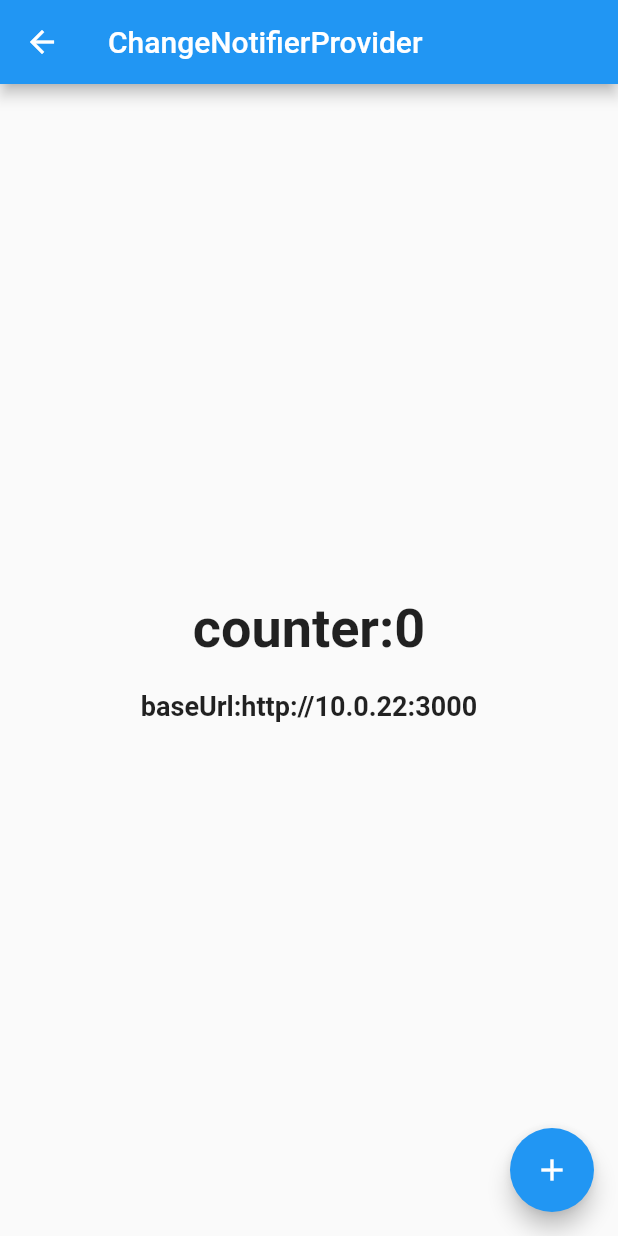
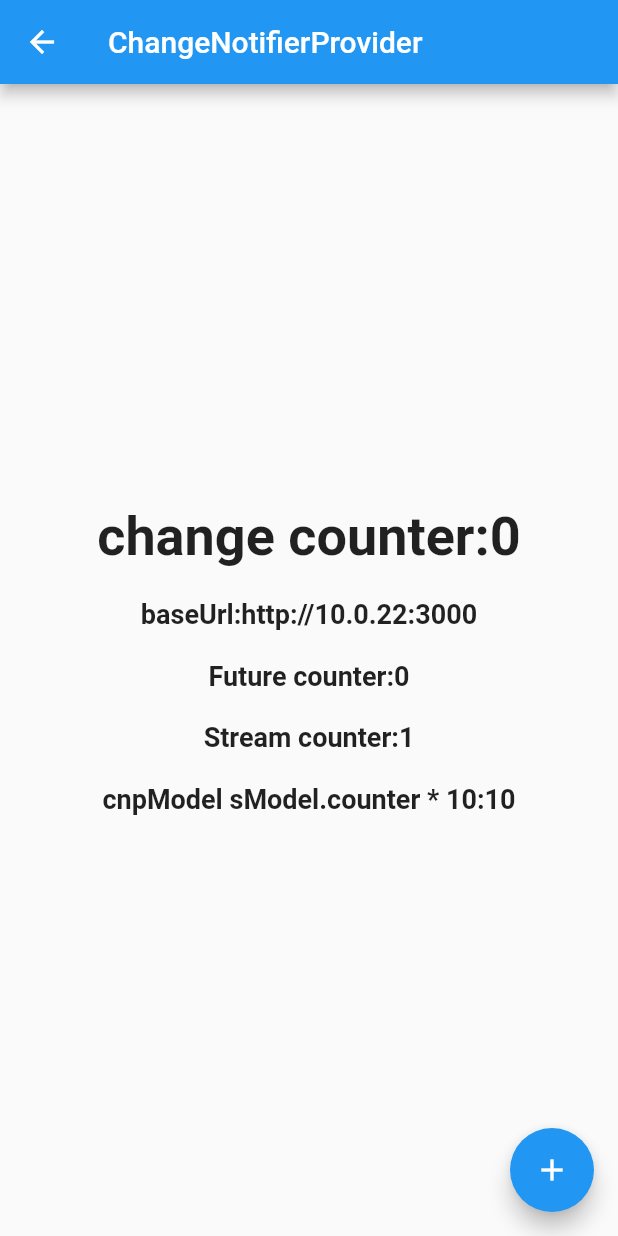
Before and after one commit to kicok/flutter_vairous_proivder, a Flutter app: the screen it shows after launch, after a tap on "ChangeNotifierProxyProvider", on a phone screen of 412 x 824 dp. Run offline on Flutter 3.47's test engine with Material 2 defaults, Android fonts, the phone set to English and light mode, and no system bars.

Commit message:
ChangeNotifierProxyProvider3

```diff
--- a/lib/main.dart
+++ b/lib/main.dart
@@ -29,13 +29,6 @@ class MyApp extends StatelessWidget {
         ChangeNotifierProvider(
           create: (_) => ChangeNotifierModel(),
         ),
-        ChangeNotifierProxyProvider<ProviderModel, ChangeNotifierProxyModel>(
-          create: (_) => ChangeNotifierProxyModel(),
-          update: (context, provModel, cnpModel) {
-            cnpModel.provModel = provModel;
-            return cnpModel;
-          },
-        ),
         ChangeNotifierProvider<ValueNotifier<int>>(
           create: (_) => ValueNotifier<int>(0),
         ),
@@ -51,8 +44,22 @@ class MyApp extends StatelessWidget {
           create: (_) => futuerProviderFunc(),
         ),
         StreamProvider<StreamProviderModel>(
-            initialData: StreamProviderModel(counter: 0),
-            create: (_) => streamProviderFunc()),
+          initialData: StreamProviderModel(counter: 0),
+          create: (_) => streamProviderFunc(),
+        ),
+
+        //FutureProvider와 StreamProvider가 끝난뒤에 실행되어야 하므로코드위치를 아래로 옮긴다
+        //FutureProvider와 StreamProvider의 initialData가 정의되어있지 않으면 error발생.
+        ChangeNotifierProxyProvider3<ProviderModel, FutureProviderModel,
+            StreamProviderModel, ChangeNotifierProxyModel>(
+          create: (_) => ChangeNotifierProxyModel(),
+          update: (context, provModel, fModel, sModel, cnpModel) {
+            cnpModel.provModel = provModel;
+            cnpModel.fModel = fModel;
+            cnpModel.sModel = sModel;
+            return cnpModel;
+          },
+        ),
       ],
       child: MaterialApp(
         title: 'Flutter Demo',
--- a/lib/providers/changenotifier_proxyprovider_model.dart
+++ b/lib/providers/changenotifier_proxyprovider_model.dart
@@ -1,5 +1,8 @@
 import 'package:flutter/foundation.dart';
-import 'package:various_providers/providers/provider_model.dart';
+
+import '../providers/futureprovider_model.dart';
+import '../providers/provider_model.dart';
+import '../providers/streamprovider_model.dart';
 
 class ChangeNotifierProxyModel with ChangeNotifier {
   int counter = 0;
@@ -14,6 +17,27 @@ class ChangeNotifierProxyModel with ChangeNotifier {
     }
   }
 
+  FutureProviderModel _fModel;
+  FutureProviderModel get fModel => _fModel;
+
+  set fModel(FutureProviderModel fModel) {
+    if (_fModel != fModel) {
+      _fModel = fModel;
+      notifyListeners();
+    }
+  }
+
+  StreamProviderModel _sModel;
+  StreamProviderModel get sModel => _sModel;
+  int get myStreamValue => sModel.counter * 10;
+
+  set sModel(StreamProviderModel sModel) {
+    if (_sModel != sModel) {
+      _sModel = sModel;
+      notifyListeners();
+    }
+  }
+
   void incrementCounter() {
     counter++;
     notifyListeners();
--- a/lib/screens/changenotifier_proxyprovider_screen.dart
+++ b/lib/screens/changenotifier_proxyprovider_screen.dart
@@ -1,6 +1,8 @@
 import 'package:flutter/material.dart';
 import 'package:provider/provider.dart';
 
+import '../providers/futureprovider_model.dart';
+import '../providers/streamprovider_model.dart';
 import '../providers/provider_model.dart';
 import '../providers/changenotifier_proxyprovider_model.dart';
 
@@ -12,18 +14,37 @@ class ChangeNotifierProxyScreen extends StatelessWidget {
         title: Text('ChangeNotifierProvider'),
       ),
       body: Center(
-        child: Consumer2<ProviderModel, ChangeNotifierProxyModel>(
-          builder: (context, provModel, changeModel, child) {
+        child: Consumer4<ProviderModel, FutureProviderModel,
+            StreamProviderModel, ChangeNotifierProxyModel>(
+          builder: (context, provModel, fModel, sModel, cnpModel, child) {
             return Column(
               mainAxisAlignment: MainAxisAlignment.center,
               children: [
-                Text('counter:${changeModel.counter}',
+                Text('change counter:${cnpModel.counter}',
                     style: TextStyle(
                       fontSize: 36,
                       fontWeight: FontWeight.bold,
                     )),
                 SizedBox(height: 20),
                 Text('baseUrl:${provModel.baseUrl}',
+                    style: TextStyle(
+                      fontSize: 18,
+                      fontWeight: FontWeight.bold,
+                    )),
+                SizedBox(height: 20),
+                Text('Future counter:${fModel.counter}',
+                    style: TextStyle(
+                      fontSize: 18,
+                      fontWeight: FontWeight.bold,
+                    )),
+                SizedBox(height: 20),
+                Text('Stream counter:${sModel.counter}',
+                    style: TextStyle(
+                      fontSize: 18,
+                      fontWeight: FontWeight.bold,
+                    )),
+                SizedBox(height: 20),
+                Text('cnpModel sModel.counter * 10:${cnpModel.myStreamValue}',
                     style: TextStyle(
                       fontSize: 18,
                       fontWeight: FontWeight.bold,
```
